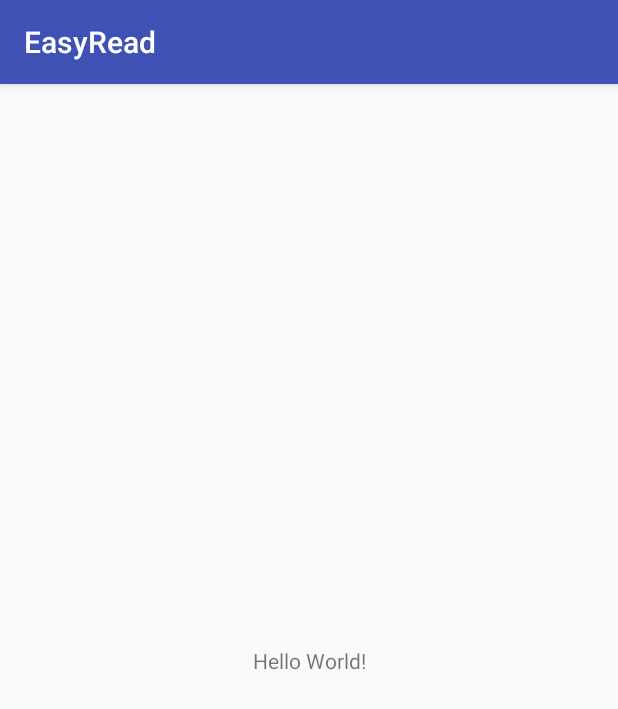
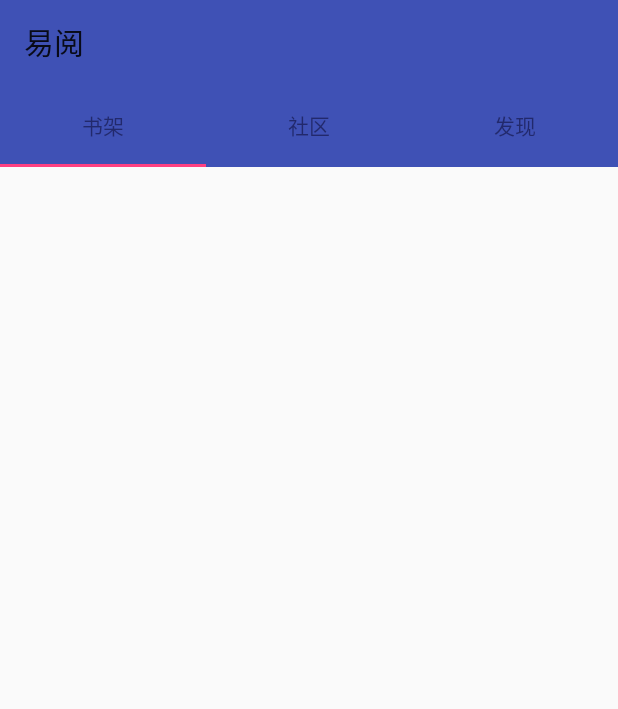
Before and after one commit to q97531x/EasyRead, an Android app: the screen it shows after launch (MainActivity), on a phone screen of 412 x 824 dp. Shown: the top 709 px of the screen. Run offline under Robolectric (Android 15) with nearby library versions, the phone set to English and light mode, and no system bars; our stand-ins replace data binding.

Commit message:
添加了aseActivity和BaseFragment,基本框架搭建中

```diff
--- a/app/src/main/AndroidManifest.xml
+++ b/app/src/main/AndroidManifest.xml
@@ -8,7 +8,7 @@
         android:label="@string/app_name"
         android:roundIcon="@mipmap/ic_launcher_round"
         android:supportsRtl="true"
-        android:theme="@style/AppTheme">
+        android:theme="@style/AppTheme.NoActionBar">
         <activity android:name=".MainActivity">
             <intent-filter>
                 <action android:name="android.intent.action.MAIN" />
--- a/app/src/main/java/com/weeboos/easyread/MainActivity.kt
+++ b/app/src/main/java/com/weeboos/easyread/MainActivity.kt
@@ -1,18 +1,29 @@
 package com.weeboos.easyread
 
-import android.databinding.DataBindingUtil
-import android.os.Bundle
+import android.os.Build
+import android.support.v4.app.Fragment
+import android.support.v4.app.FragmentManager
+import android.support.v4.app.FragmentPagerAdapter
 import com.weeboos.easyread.base.BaseActivity
+import com.weeboos.easyread.base.BaseFragment
 import com.weeboos.easyread.databinding.ActivityMainBinding
+import com.weeboos.easyread.view.BookCaseFragment
+import com.weeboos.easyread.view.community.CommunityFragment
+import com.weeboos.easyread.view.discover.DiscoverFragment
 
-class MainActivity : BaseActivity() {
+class MainActivity : BaseActivity<ActivityMainBinding>() {
 
-    override fun onCreate(savedInstanceState: Bundle?) {
-        super.onCreate(savedInstanceState)
-    }
+    private lateinit var fragmentAdapter: TabsAdapter
+    private lateinit var fragments: Array<Fragment>
+    private lateinit var tabs: Array<String>
 
-    override fun initDatas() {
-        TODO("not implemented") //To change body of created functions use File | Settings | File Templates.
+    override fun loadData() {
+        val bookCaseFragment: BookCaseFragment = BookCaseFragment.newInstance()
+        val communityFragment: CommunityFragment = CommunityFragment.newInstance()
+        val discoverFragment: DiscoverFragment = DiscoverFragment.newInstance()
+        fragments = arrayOf(bookCaseFragment,communityFragment,discoverFragment)
+        tabs = arrayOf("书架","社区","发现")
+        fragmentAdapter = TabsAdapter(supportFragmentManager,fragments,tabs)
     }
 
     override fun getLayoutId(): Int {
@@ -20,10 +31,31 @@ class MainActivity : BaseActivity() {
     }
 
     override fun initToolBar() {
-        TODO("not implemented") //To change body of created functions use File | Settings | File Templates.
+        if(Build.VERSION.SDK_INT>Build.VERSION_CODES.LOLLIPOP) {
+            commonToolbar.title = getString(R.string.app_name)
+        }
     }
 
     override fun initViews() {
-        val binding : ActivityMainBinding = DataBindingUtil.setContentView(this, R.layout.activity_main)
+        mBinding.viewPager.adapter = fragmentAdapter
+
+        mBinding.indicator.setFadingEdgeLength(Utils.dpToPx(mContext, 10))
+        mBinding.indicator.setupWithViewPager(mBinding.viewPager)
+        mBinding.indicator.setTabTextColors(R.color.light_gray,R.color.colorWhite)
+    }
+
+    inner class TabsAdapter(fm: FragmentManager, var fragments: Array<Fragment>, var tabs: Array<String>): FragmentPagerAdapter(fm) {
+
+        override fun getItem(position: Int): Fragment {
+            return fragments.get(position)
+        }
+
+        override fun getCount(): Int {
+            return fragments.size
+        }
+
+        override fun getPageTitle(position: Int): CharSequence? {
+            return tabs[position]
+        }
     }
 }
--- /dev/null
+++ b/app/src/main/java/com/weeboos/easyread/Utils.kt
@@ -0,0 +1,31 @@
+package com.weeboos.easyread
+
+import android.content.Context
+
+/**
+ * Created by bo.wei on 2018/6/13.
+ * 工具类
+ */
+class Utils {
+
+    companion object {
+
+        /**
+         * 根据手机的分辨率从 dp 的单位 转成为 px(像素)
+         */
+        fun dpToPx(context: Context, value: Int): Int {
+            val scale: Float  = context.resources.displayMetrics.density
+            return (value * scale + 0.5f).toInt()
+        }
+
+        /**
+         * 根据手机的分辨率从 px(像素) 的单位 转成为 dp
+         */
+        fun px2dip(context: Context, value: Float): Int {
+            val scale = context.resources.displayMetrics.density
+            return (value / scale + 0.5f).toInt()
+        }
+
+    }
+
+}
--- a/app/src/main/java/com/weeboos/easyread/base/BaseActivity.kt
+++ b/app/src/main/java/com/weeboos/easyread/base/BaseActivity.kt
@@ -1,21 +1,35 @@
 package com.weeboos.easyread.base
 
+import android.content.Context
+import android.databinding.DataBindingUtil
+import android.databinding.ViewDataBinding
 import android.os.Build
 import android.os.Bundle
 import android.support.v7.app.AppCompatActivity
+import android.support.v7.widget.Toolbar
+import android.view.View
 import android.view.WindowManager
+import android.widget.Toast
+import com.weeboos.easyread.R
+import com.weeboos.easyread.presenter.Presenter
+import org.jetbrains.anko.find
 
 /**
  * Created by bo.wei on 2018/6/12.
  * activity基类
  */
-abstract class BaseActivity : AppCompatActivity() {
+abstract class BaseActivity<VB : ViewDataBinding> : AppCompatActivity(), Presenter {
+    protected lateinit var mBinding: VB
+    protected lateinit var mContext: Context
+    protected lateinit var commonToolbar: Toolbar
 
     override fun onCreate(savedInstanceState: Bundle?) {
         super.onCreate(savedInstanceState)
         transparent19and20()
-        initDatas()
-        setContentView(getLayoutId())
+        mContext = this
+        mBinding = DataBindingUtil.setContentView(this,getLayoutId())
+        commonToolbar = mBinding.root.find<Toolbar>(R.id.common_toolbar)
+        loadData()
         initViews()
         initToolBar()
     }
@@ -32,6 +46,7 @@ abstract class BaseActivity : AppCompatActivity() {
         super.onDestroy()
     }
 
+
     protected fun transparent19and20() {
         if(Build.VERSION.SDK_INT >= Build.VERSION_CODES.KITKAT
                 && Build.VERSION.SDK_INT < Build.VERSION_CODES.LOLLIPOP) {
@@ -43,7 +58,7 @@ abstract class BaseActivity : AppCompatActivity() {
     /**
      * 初始化数据
      */
-    abstract fun initDatas()
+    abstract fun loadData()
 
     /**
      * 获得Activity的layoutId
@@ -53,4 +68,11 @@ abstract class BaseActivity : AppCompatActivity() {
     abstract fun initToolBar()
 
     abstract fun initViews()
+
+    override fun onClick(p0: View?) {
+    }
+
+    fun toast(msg: String) {
+        Toast.makeText(mContext, msg, Toast.LENGTH_SHORT).show()
+    }
 }
--- /dev/null
+++ b/app/src/main/java/com/weeboos/easyread/base/BaseFragment.kt
@@ -0,0 +1,71 @@
+package com.weeboos.easyread.base
+
+import android.content.Context
+import android.databinding.DataBindingUtil
+import android.databinding.ViewDataBinding
+import android.os.Bundle
+import android.support.v4.app.Fragment
+import android.util.Log
+import android.view.LayoutInflater
+import android.view.View
+import android.view.ViewGroup
+import android.widget.Toast
+import com.weeboos.easyread.presenter.Presenter
+
+/**
+ * Created by bo.wei on 2018/6/13.
+ */
+abstract class BaseFragment<VB: ViewDataBinding> : Fragment(),Presenter {
+    protected lateinit var mBinding: VB
+
+    protected lateinit var mContext: Context
+
+    protected var visible = false
+
+    override fun onCreate(savedInstanceState: Bundle?) {
+        super.onCreate(savedInstanceState)
+        initArgs(savedInstanceState)
+    }
+
+    override fun onCreateView(inflater: LayoutInflater, container: ViewGroup?, savedInstanceState: Bundle?): View? {
+        mBinding = DataBindingUtil.inflate(inflater,getLayoutId(),container,false)
+        return mBinding.root
+    }
+
+    override fun onViewCreated(view: View, savedInstanceState: Bundle?) {
+        super.onViewCreated(view, savedInstanceState)
+        mContext = activity?:throw Exception("activity 为null")
+        loadData()
+        initView()
+    }
+
+    override fun onDestroyView() {
+        super.onDestroyView()
+    }
+
+    override fun onDestroy() {
+        super.onDestroy()
+    }
+
+    /**
+     * 是否可见，延迟加载
+     */
+    override fun setUserVisibleHint(isVisibleToUser: Boolean) {
+        super.setUserVisibleHint(isVisibleToUser)
+        visible = userVisibleHint
+    }
+
+    abstract fun initArgs(savedInstanceState: Bundle?)
+
+    abstract fun initView()
+    abstract fun loadData()
+
+    abstract fun getLayoutId(): Int
+
+    fun toast(msg: String) {
+        Toast.makeText(mContext, msg, Toast.LENGTH_SHORT).show()
+    }
+
+    override fun onClick(p0: View?) {
+    }
+}
--- /dev/null
+++ b/app/src/main/java/com/weeboos/easyread/presenter/Presenter.kt
@@ -0,0 +1,10 @@
+package com.weeboos.easyread.presenter
+
+import android.view.View
+
+/**
+ * Created by bo.wei on 2018/6/13.
+ */
+interface Presenter : View.OnClickListener {
+    override fun onClick(p0: View?)
+}
--- /dev/null
+++ b/app/src/main/java/com/weeboos/easyread/view/BookCaseFragment.kt
@@ -0,0 +1,35 @@
+package com.weeboos.easyread.view
+
+import android.os.Bundle
+import com.weeboos.easyread.R
+import com.weeboos.easyread.base.BaseFragment
+import com.weeboos.easyread.databinding.FragmentBookcaseBinding
+
+/**
+ * Created by bo.wei on 2018/6/13.
+ */
+class BookCaseFragment : BaseFragment<FragmentBookcaseBinding>() {
+    val TAG = "书架"
+
+    companion object {
+        fun newInstance() = BookCaseFragment()
+
+
+    }
+
+    override fun initArgs(savedInstanceState: Bundle?) {
+
+    }
+
+    override fun initView() {
+
+    }
+
+    override fun loadData() {
+
+    }
+
+    override fun getLayoutId(): Int {
+        return R.layout.fragment_bookcase
+    }
+}
--- /dev/null
+++ b/app/src/main/java/com/weeboos/easyread/view/community/CommunityFragment.kt
@@ -0,0 +1,36 @@
+package com.weeboos.easyread.view.community
+
+import android.os.Bundle
+import com.weeboos.easyread.R
+import com.weeboos.easyread.base.BaseFragment
+import com.weeboos.easyread.databinding.FragmentBookcaseBinding
+import com.weeboos.easyread.view.BookCaseFragment
+
+/**
+ * Created by bo.wei on 2018/6/13.
+ */
+class CommunityFragment : BaseFragment<FragmentBookcaseBinding>() {
+
+    val TAG = "社区"
+
+    companion object {
+        fun newInstance() = CommunityFragment()
+
+    }
+
+    override fun initArgs(savedInstanceState: Bundle?) {
+
+    }
+
+    override fun initView() {
+
+    }
+
+    override fun loadData() {
+
+    }
+
+    override fun getLayoutId(): Int {
+        return R.layout.fragment_bookcase
+    }
+}
--- /dev/null
+++ b/app/src/main/java/com/weeboos/easyread/view/discover/DiscoverFragment.kt
@@ -0,0 +1,36 @@
+package com.weeboos.easyread.view.discover
+
+import android.os.Bundle
+import com.weeboos.easyread.R
+import com.weeboos.easyread.base.BaseFragment
+import com.weeboos.easyread.databinding.FragmentBookcaseBinding
+import com.weeboos.easyread.view.BookCaseFragment
+
+/**
+ * Created by bo.wei on 2018/6/13.
+ */
+class DiscoverFragment : BaseFragment<FragmentBookcaseBinding>() {
+    val TAG = "发现"
+
+    companion object {
+        fun newInstance() = DiscoverFragment()
+
+
+    }
+
+    override fun initArgs(savedInstanceState: Bundle?) {
+
+    }
+
+    override fun initView() {
+
+    }
+
+    override fun loadData() {
+
+    }
+
+    override fun getLayoutId(): Int {
+        return R.layout.fragment_bookcase
+    }
+}
--- a/app/src/main/res/layout/activity_main.xml
+++ b/app/src/main/res/layout/activity_main.xml
@@ -1,21 +1,29 @@
 <?xml version="1.0" encoding="utf-8"?>
 <layout>
-    <android.support.constraint.ConstraintLayout
+    <data>
+
+    </data>
+    <LinearLayout
         xmlns:android="http://schemas.android.com/apk/res/android"
         xmlns:app="http://schemas.android.com/apk/res-auto"
         xmlns:tools="http://schemas.android.com/tools"
         android:layout_width="match_parent"
         android:layout_height="match_parent"
+        android:orientation="vertical"
         tools:context=".MainActivity">
+        <include layout="@layout/common_toolbar"/>
+        <!--indicator-->
+        <android.support.design.widget.TabLayout
+            android:id="@+id/indicator"
+            android:layout_width="match_parent"
+            android:layout_height="55dp"
+            android:background="@color/colorPrimary"
+            android:orientation="horizontal"/>
+        <android.support.v4.view.ViewPager
+            android:id="@+id/viewPager"
+            android:layout_width="match_parent"
+            android:layout_height="0dp"
+            android:layout_weight="1"/>
 
-        <TextView
-            android:layout_width="wrap_content"
-            android:layout_height="wrap_content"
-            android:text="Hello World!"
-            app:layout_constraintBottom_toBottomOf="parent"
-            app:layout_constraintLeft_toLeftOf="parent"
-            app:layout_constraintRight_toRightOf="parent"
-            app:layout_constraintTop_toTopOf="parent" />
-
-    </android.support.constraint.ConstraintLayout>
+    </LinearLayout>
 </layout>
--- /dev/null
+++ b/app/src/main/res/layout/common_toolbar.xml
@@ -0,0 +1,13 @@
+<?xml version="1.0" encoding="utf-8"?>
+<merge
+    xmlns:android="http://schemas.android.com/apk/res/android"
+    android:layout_width="match_parent"
+    android:layout_height="wrap_content">
+    <android.support.v7.widget.Toolbar
+        android:id="@+id/common_toolbar"
+        android:layout_width="match_parent"
+        android:layout_height="wrap_content"
+        android:background="?attr/colorPrimary"
+        android:minHeight="?attr/actionBarSize"
+        />
+</merge>
--- /dev/null
+++ b/app/src/main/res/layout/fragment_bookcase.xml
@@ -0,0 +1,8 @@
+<?xml version="1.0" encoding="utf-8"?>
+<layout>
+    <LinearLayout xmlns:android="http://schemas.android.com/apk/res/android"
+        android:layout_width="match_parent"
+        android:layout_height="match_parent">
+
+    </LinearLayout>
+</layout>
--- /dev/null
+++ b/app/src/main/res/layout/fragment_community.xml
@@ -0,0 +1,8 @@
+<?xml version="1.0" encoding="utf-8"?>
+<layout>
+    <LinearLayout xmlns:android="http://schemas.android.com/apk/res/android"
+        android:layout_width="match_parent"
+        android:layout_height="match_parent">
+
+    </LinearLayout>
+</layout>
--- /dev/null
+++ b/app/src/main/res/layout/fragment_discover.xml
@@ -0,0 +1,8 @@
+<?xml version="1.0" encoding="utf-8"?>
+<layout>
+    <LinearLayout xmlns:android="http://schemas.android.com/apk/res/android"
+        android:layout_width="match_parent"
+        android:layout_height="match_parent">
+
+    </LinearLayout>
+</layout>
--- a/app/src/main/res/values/colors.xml
+++ b/app/src/main/res/values/colors.xml
@@ -3,4 +3,8 @@
     <color name="colorPrimary">#3F51B5</color>
     <color name="colorPrimaryDark">#303F9F</color>
     <color name="colorAccent">#FF4081</color>
+    <color name="colorWhite">#FFFFFF</color>
+
+
+    <color name="light_gray">#AAAAAA</color>
 </resources>
--- a/app/src/main/res/values/strings.xml
+++ b/app/src/main/res/values/strings.xml
@@ -1,3 +1,3 @@
 <resources>
-    <string name="app_name">EasyRead</string>
+    <string name="app_name">易阅</string>
 </resources>
--- a/app/src/main/res/values/styles.xml
+++ b/app/src/main/res/values/styles.xml
@@ -7,5 +7,12 @@
         <item name="colorPrimaryDark">@color/colorPrimaryDark</item>
         <item name="colorAccent">@color/colorAccent</item>
     </style>
-
+    <style name="AppTheme.NoActionBar">
+        <item name="windowActionBar">false</item>
+        <item name="windowNoTitle">true</item>
+    </style>
+    <style name="AppTheme.NoActionBar.FullScreen" parent="AppTheme.NoActionBar">
+        <item name="android:windowFullscreen">true</item>
+        <item name="android:windowContentOverlay">@null</item>
+    </style>
 </resources>
```
Also changed, not shown: app/build.gradle (+9 -3 lines).
